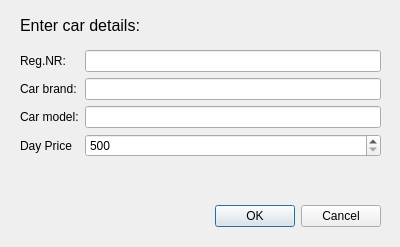
The window that ShiftHappens_rentals/addcar_d.ui (AdamHazel/ShiftHappens) describes before a commit, drawn with Qt 5.
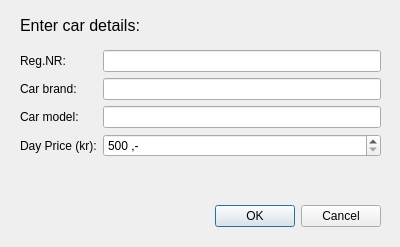
The same window after the commit.

```diff
--- a/ShiftHappens_rentals/addcar_d.ui
+++ b/ShiftHappens_rentals/addcar_d.ui
@@ -94,7 +94,7 @@
     <item row="3" column="0">
      <widget class="QLabel" name="label_5">
       <property name="text">
-       <string>Day Price</string>
+       <string>Day Price (kr):</string>
       </property>
      </widget>
     </item>
@@ -103,6 +103,9 @@
       <property name="buttonSymbols">
        <enum>QAbstractSpinBox::UpDownArrows</enum>
       </property>
+      <property name="suffix">
+       <string> ,-</string>
+      </property>
       <property name="minimum">
        <number>500</number>
       </property>
```
